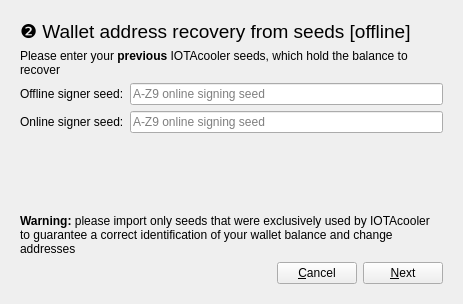
Qt form widgets/restorewalletwidget.ui (joshirio/iota-cooler) before a commit.
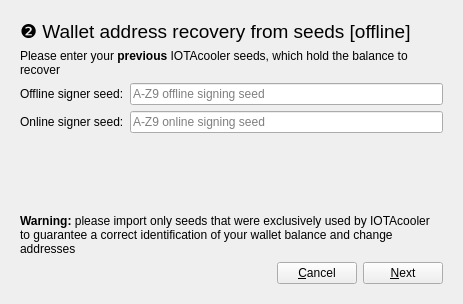
The same form after that commit. The open tabs and pages were chosen to show the change.

Commit message: fix typo in placeholder text

What changed in the file:
```diff
--- a/widgets/restorewalletwidget.ui
+++ b/widgets/restorewalletwidget.ui
@@ -180,7 +180,7 @@
          <item row="1" column="1">
           <widget class="QLineEdit" name="offlineSeedLineEdit">
            <property name="placeholderText">
-            <string>A-Z9 online signing seed</string>
+            <string>A-Z9 offline signing seed</string>
            </property>
            <property name="clearButtonEnabled">
             <bool>true</bool>
```
Left out of the diff: 2 changed lines with no effect on the pictures.
